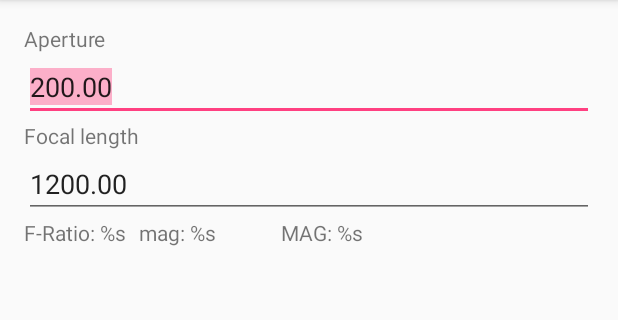
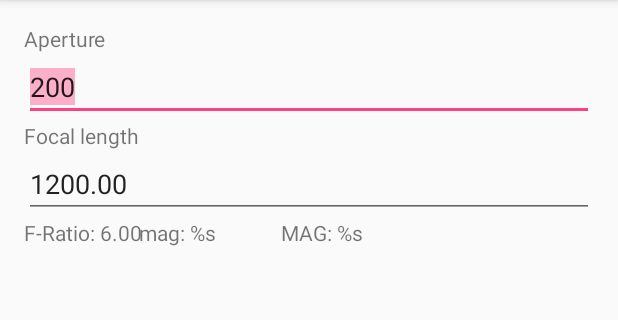
Before and after one commit to lemmy04/Scopecalc, an Android app: the screen it shows after launch (ScopeCalcActivity), on a phone screen of 412 x 824 dp, the part 84-404 px from its top. Run offline under Robolectric (Android 15) with nearby library versions, the phone set to English and light mode, and no system bars.

```diff
--- a/app/src/main/java/de/eregion/scopecalc/ScopeCalcActivity.java
+++ b/app/src/main/java/de/eregion/scopecalc/ScopeCalcActivity.java
@@ -2,17 +2,69 @@ package de.eregion.scopecalc;
 
 import android.support.v7.app.AppCompatActivity;
 import android.os.Bundle;
+import android.view.View;
 import android.widget.EditText;
+import android.widget.TextView;
+import android.widget.Toast;
+
+import java.math.BigDecimal;
 
 public class ScopeCalcActivity extends AppCompatActivity {
 
     private EditText aperture_edit, focallength_edit;
 
+    private TextView fratio_text, mmin_text, mmax_text, epmin_text, epmax_text;
+
     private int mmin, mmax, epmin, epmax;
+    private float fratio;
+
+    public static float round(float d, int decimalPlace) {
+        return BigDecimal.valueOf(d).setScale(decimalPlace, BigDecimal.ROUND_HALF_UP).floatValue();
+    }
+
+    protected void calc_and_update() {
+/*
+formulas used:
+f-ratio = (float)(focallength/aperture)
+mmin    = (int)(aperture/7) based on the idea that the human pupil can't dilate to more than 7mm
+mmax    = (int)(aperture*2) based on the idea that the exit pupil should not be smaller than 0.5mm
+epmin   = (int)(focallength/mmax)
+epmax   = (int)(focallength/mmin)
+*/
+        fratio = (float) (Float.valueOf(focallength_edit.getText().toString()) / Float.valueOf(aperture_edit.getText().toString()));
+        fratio_text.setText(String.format("F-Ratio: %3.2f", round(fratio,2)));
+
+    }
+
 
     @Override
     protected void onCreate(Bundle savedInstanceState) {
         super.onCreate(savedInstanceState);
         setContentView(R.layout.activity_scope_calc);
+
+        // find all the screen elements that we need to access
+        //mmin_text =
+        fratio_text = (TextView) findViewById(R.id.fRatio_textView);
+        mmin_text   = (TextView) findViewById(R.id.minMag_textView);
+        mmax_text   = (TextView) findViewById(R.id.maxMag_textView);
+
+        aperture_edit = (EditText) findViewById(R.id.editText_aperture);
+        focallength_edit = (EditText) findViewById(R.id.editText_focalLength);
+
+        //attach listeners to the two text fields
+        aperture_edit.setOnClickListener(new View.OnClickListener() {
+            @Override
+            public void onClick(View v) {
+                calc_and_update();
+            }
+        });
+        focallength_edit.setOnClickListener(new View.OnClickListener() {
+            @Override
+            public void onClick(View v) {
+                calc_and_update();
+            }
+        });
+
+        calc_and_update();
     }
 }
--- a/app/src/main/res/layout/activity_scope_calc.xml
+++ b/app/src/main/res/layout/activity_scope_calc.xml
@@ -25,7 +25,7 @@
         android:inputType="numberDecimal"
         android:ems="10"
         android:id="@+id/editText_aperture"
-        android:text="200.00"
+        android:text="200"
         android:layout_below="@+id/textView"
         android:layout_alignParentLeft="true"
         android:layout_alignParentStart="true"
```
